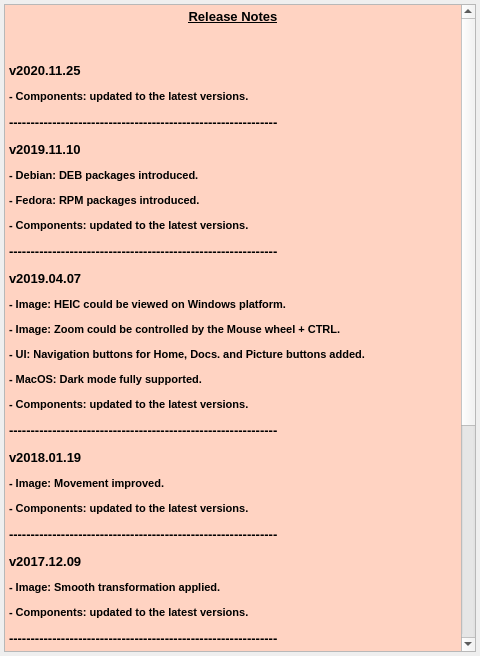
Qt form src/ui/forms/ReleaseNotesDialog.ui (vookimedlo/vooki-image-viewer) before a commit.
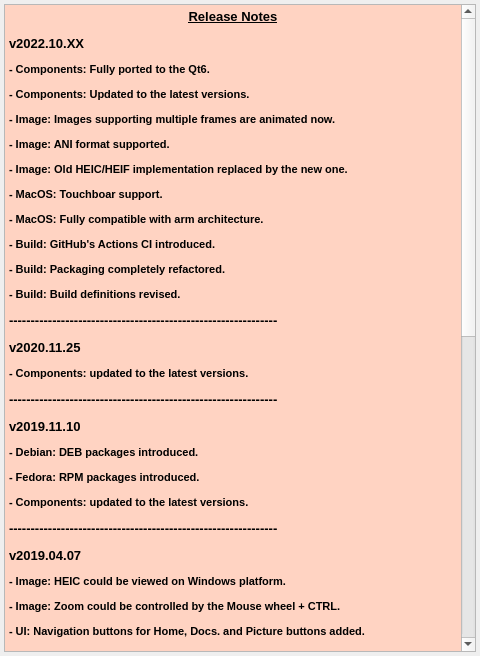
The same form after that commit.

Diff of the .ui file:
```diff
--- a/src/ui/forms/ReleaseNotesDialog.ui
+++ b/src/ui/forms/ReleaseNotesDialog.ui
@@ -72,11 +72,25 @@
      </property>
      <property name="html">
       <string>&lt;!DOCTYPE HTML PUBLIC &quot;-//W3C//DTD HTML 4.0//EN&quot; &quot;http://www.w3.org/TR/REC-html40/strict.dtd&quot;&gt;
-&lt;html&gt;&lt;head&gt;&lt;meta name=&quot;qrichtext&quot; content=&quot;1&quot; /&gt;&lt;style type=&quot;text/css&quot;&gt;
+&lt;html&gt;&lt;head&gt;&lt;meta name=&quot;qrichtext&quot; content=&quot;1&quot; /&gt;&lt;meta charset=&quot;utf-8&quot; /&gt;&lt;style type=&quot;text/css&quot;&gt;
 p, li { white-space: pre-wrap; }
+hr { height: 1px; border-width: 0; }
+li.unchecked::marker { content: &quot;\2610&quot;; }
+li.checked::marker { content: &quot;\2612&quot;; }
 &lt;/style&gt;&lt;/head&gt;&lt;body style=&quot; font-family:'Tahoma'; font-size:13pt; font-weight:400; font-style:normal;&quot; bgcolor=&quot;#ffd3c2&quot;&gt;
 &lt;p align=&quot;center&quot; style=&quot; margin-top:12px; margin-bottom:12px; margin-left:0px; margin-right:0px; -qt-block-indent:0; text-indent:0px;&quot;&gt;&lt;span style=&quot; font-family:'.SF NS Text'; font-size:10pt; font-weight:600; text-decoration: underline; color:#000000;&quot;&gt;Release Notes&lt;/span&gt;&lt;/p&gt;
-&lt;p style=&quot;-qt-paragraph-type:empty; margin-top:12px; margin-bottom:12px; margin-left:0px; margin-right:0px; -qt-block-indent:0; text-indent:0px; font-family:'.SF NS Text'; font-size:10pt; color:#000000;&quot;&gt;&lt;br /&gt;&lt;/p&gt;
+&lt;p style=&quot; margin-top:12px; margin-bottom:12px; margin-left:0px; margin-right:0px; -qt-block-indent:0; text-indent:0px;&quot;&gt;&lt;span style=&quot; font-family:'.SF NS Text'; font-size:10pt; font-weight:600; color:#000000;&quot;&gt;v2022.10.XX&lt;/span&gt;&lt;/p&gt;
+&lt;p style=&quot; margin-top:12px; margin-bottom:12px; margin-left:0px; margin-right:0px; -qt-block-indent:0; text-indent:0px;&quot;&gt;&lt;span style=&quot; font-family:'.SF NS Text'; font-size:8pt; font-weight:600; color:#000000;&quot;&gt;- Components: Fully ported to the Qt6.&lt;/span&gt;&lt;/p&gt;
+&lt;p style=&quot; margin-top:12px; margin-bottom:12px; margin-left:0px; margin-right:0px; -qt-block-indent:0; text-indent:0px;&quot;&gt;&lt;span style=&quot; font-family:'.SF NS Text'; font-size:8pt; font-weight:600; color:#000000;&quot;&gt;- Components: Updated to the latest versions.&lt;/span&gt;&lt;/p&gt;
+&lt;p style=&quot; margin-top:12px; margin-bottom:12px; margin-left:0px; margin-right:0px; -qt-block-indent:0; text-indent:0px;&quot;&gt;&lt;span style=&quot; font-family:'.SF NS Text'; font-size:8pt; font-weight:600; color:#000000;&quot;&gt;- Image: Images supporting multiple frames are animated now.&lt;/span&gt;&lt;/p&gt;
+&lt;p style=&quot; margin-top:12px; margin-bottom:12px; margin-left:0px; margin-right:0px; -qt-block-indent:0; text-indent:0px;&quot;&gt;&lt;span style=&quot; font-family:'.SF NS Text'; font-size:8pt; font-weight:600; color:#000000;&quot;&gt;- Image: ANI format supported.&lt;/span&gt;&lt;/p&gt;
+&lt;p style=&quot; margin-top:12px; margin-bottom:12px; margin-left:0px; margin-right:0px; -qt-block-indent:0; text-indent:0px;&quot;&gt;&lt;span style=&quot; font-family:'.SF NS Text'; font-size:8pt; font-weight:600; color:#000000;&quot;&gt;- Image: Old HEIC/HEIF implementation replaced by the new one.&lt;/span&gt;&lt;/p&gt;
+&lt;p style=&quot; margin-top:12px; margin-bottom:12px; margin-left:0px; margin-right:0px; -qt-block-indent:0; text-indent:0px;&quot;&gt;&lt;span style=&quot; font-family:'.SF NS Text'; font-size:8pt; font-weight:600; color:#000000;&quot;&gt;- MacOS: Touchboar support.&lt;/span&gt;&lt;/p&gt;
+&lt;p style=&quot; margin-top:12px; margin-bottom:12px; margin-left:0px; margin-right:0px; -qt-block-indent:0; text-indent:0px;&quot;&gt;&lt;span style=&quot; font-family:'.SF NS Text'; font-size:8pt; font-weight:600; color:#000000;&quot;&gt;- MacOS: Fully compatible with arm architecture.&lt;/span&gt;&lt;/p&gt;
+&lt;p style=&quot; margin-top:12px; margin-bottom:12px; margin-left:0px; margin-right:0px; -qt-block-indent:0; text-indent:0px;&quot;&gt;&lt;span style=&quot; font-family:'.SF NS Text'; font-size:8pt; font-weight:600; color:#000000;&quot;&gt;- Build: GitHub's Actions CI introduced.&lt;/span&gt;&lt;/p&gt;
+&lt;p style=&quot; margin-top:12px; margin-bottom:12px; margin-left:0px; margin-right:0px; -qt-block-indent:0; text-indent:0px;&quot;&gt;&lt;span style=&quot; font-family:'.SF NS Text'; font-size:8pt; font-weight:600; color:#000000;&quot;&gt;- Build: Packaging completely refactored.&lt;/span&gt;&lt;/p&gt;
+&lt;p style=&quot; margin-top:12px; margin-bottom:12px; margin-left:0px; margin-right:0px; -qt-block-indent:0; text-indent:0px;&quot;&gt;&lt;span style=&quot; font-family:'.SF NS Text'; font-size:8pt; font-weight:600; color:#000000;&quot;&gt;- Build: Build definitions revised.&lt;/span&gt;&lt;/p&gt;
+&lt;p style=&quot; margin-top:12px; margin-bottom:12px; margin-left:0px; margin-right:0px; -qt-block-indent:0; text-indent:0px;&quot;&gt;&lt;span style=&quot; font-family:'.SF NS Text'; font-size:10pt; font-weight:600; color:#000000;&quot;&gt;--------------------------------------------------------------&lt;/span&gt;&lt;/p&gt;
 &lt;p style=&quot; margin-top:12px; margin-bottom:12px; margin-left:0px; margin-right:0px; -qt-block-indent:0; text-indent:0px;&quot;&gt;&lt;span style=&quot; font-family:'.SF NS Text'; font-size:10pt; font-weight:600; color:#000000;&quot;&gt;v2020.11.25&lt;/span&gt;&lt;/p&gt;
 &lt;p style=&quot; margin-top:12px; margin-bottom:12px; margin-left:0px; margin-right:0px; -qt-block-indent:0; text-indent:0px;&quot;&gt;&lt;span style=&quot; font-family:'.SF NS Text'; font-size:8pt; font-weight:600; color:#000000;&quot;&gt;- Components: updated to the latest versions.&lt;/span&gt;&lt;/p&gt;
 &lt;p style=&quot; margin-top:12px; margin-bottom:12px; margin-left:0px; margin-right:0px; -qt-block-indent:0; text-indent:0px;&quot;&gt;&lt;span style=&quot; font-family:'.SF NS Text'; font-size:10pt; font-weight:600; color:#000000;&quot;&gt;--------------------------------------------------------------&lt;/span&gt;&lt;/p&gt;
```
